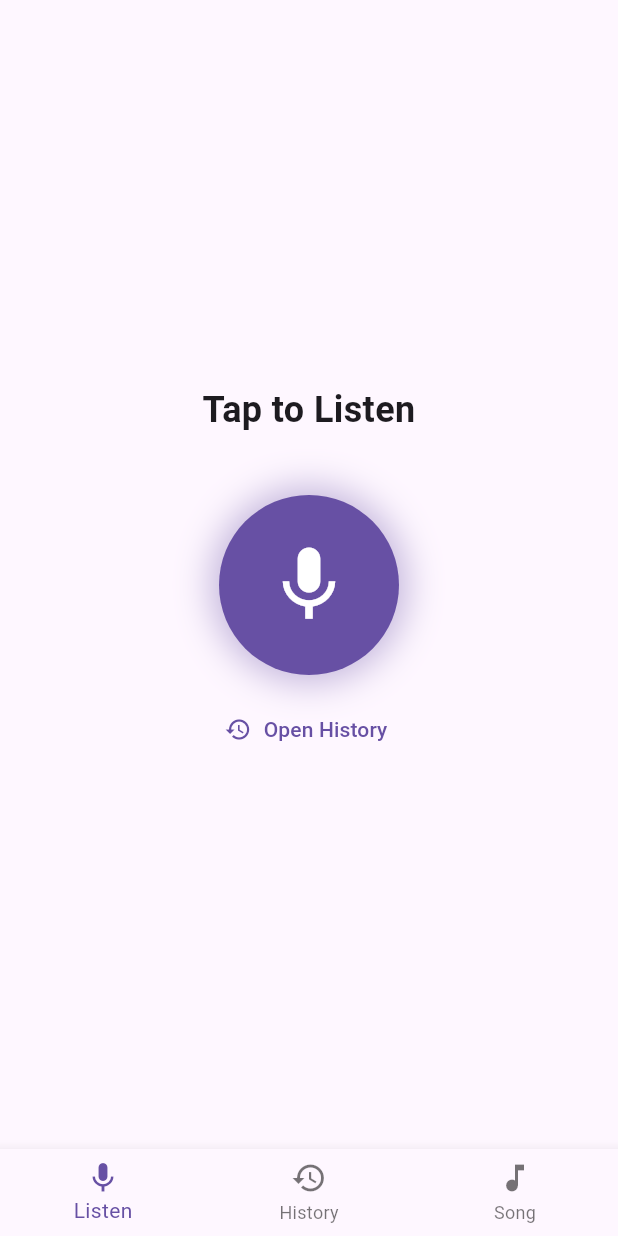
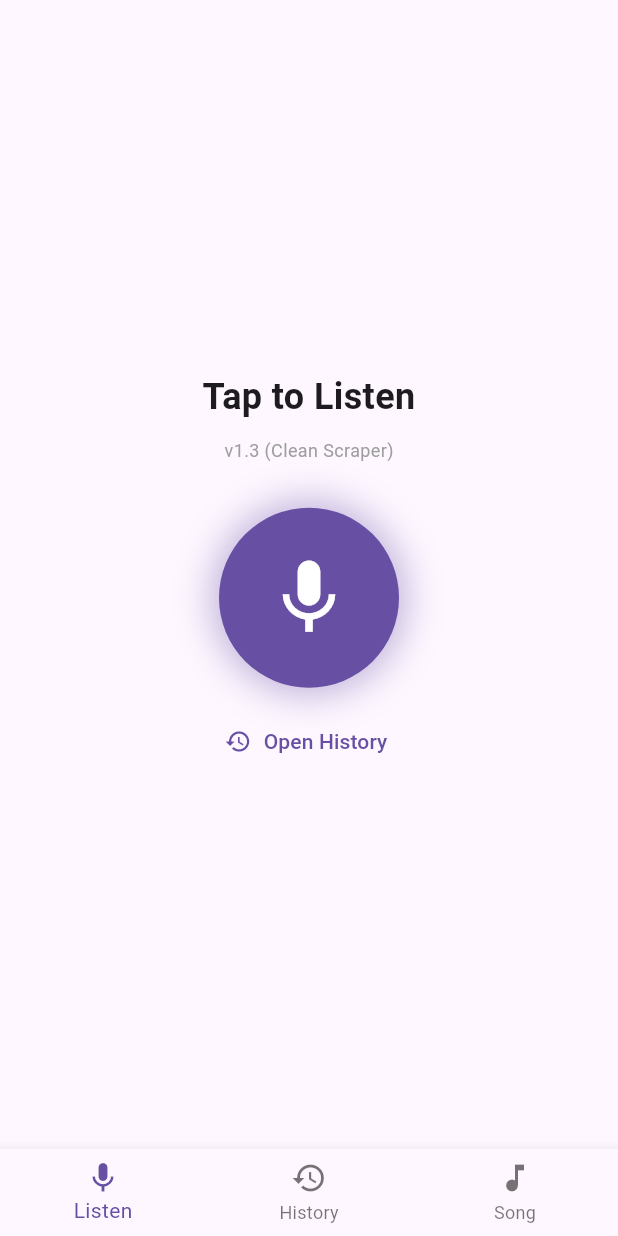
Before and after one commit to AmbekarAditya/ChordScan, a Flutter app: the screen it shows after launch, on a phone screen of 412 x 824 dp. Run offline on Flutter 3.47's test engine with Material 3 defaults, Android fonts, the phone set to English and light mode, and no system bars; our stand-ins replace hive, hive_flutter, permission_handler; missing offline and left inert: record; accounts and stored records are empty.

Commit message:
Build: v1.3 (Clean Scraper)

```diff
--- a/lib/screens/listen_screen.dart
+++ b/lib/screens/listen_screen.dart
@@ -88,7 +88,9 @@ class _ListenScreenState extends State<ListenScreen> {
           padding: const EdgeInsets.symmetric(horizontal: 20),
           child: Column(mainAxisSize: MainAxisSize.min, children: [
             const Text('Tap to Listen', textAlign: TextAlign.center, style: TextStyle(fontSize: 24, fontWeight: FontWeight.bold)),
-            const SizedBox(height: 40),
+            const SizedBox(height: 10),
+            const Text('v1.3 (Clean Scraper)', style: TextStyle(fontSize: 12, color: Colors.grey)),
+            const SizedBox(height: 30),
 
             if (_scanning)
               Column(children: [
```
Also changed, not shown: 3 other files.
